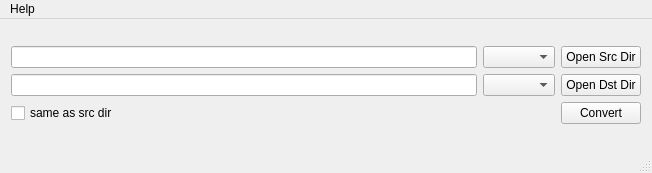
Before: the Qt Designer form mainwindow.ui in shengyu7697/ImageFormatConverter, drawn with Qt 5.
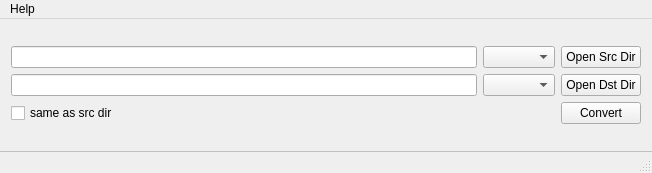
After: the same form once the commit is applied.

Commit message: Add border-top styleSheet to QStatusBar

What changed in the file:
```diff
--- a/mainwindow.ui
+++ b/mainwindow.ui
@@ -78,7 +78,11 @@
    </widget>
    <addaction name="menuHelp"/>
   </widget>
-  <widget class="QStatusBar" name="statusBar"/>
+  <widget class="QStatusBar" name="statusBar">
+   <property name="styleSheet">
+    <string notr="true">QStatusBar{border-top: 1px outset grey;}</string>
+   </property>
+  </widget>
   <action name="actionAbout">
    <property name="text">
     <string>About</string>
```
